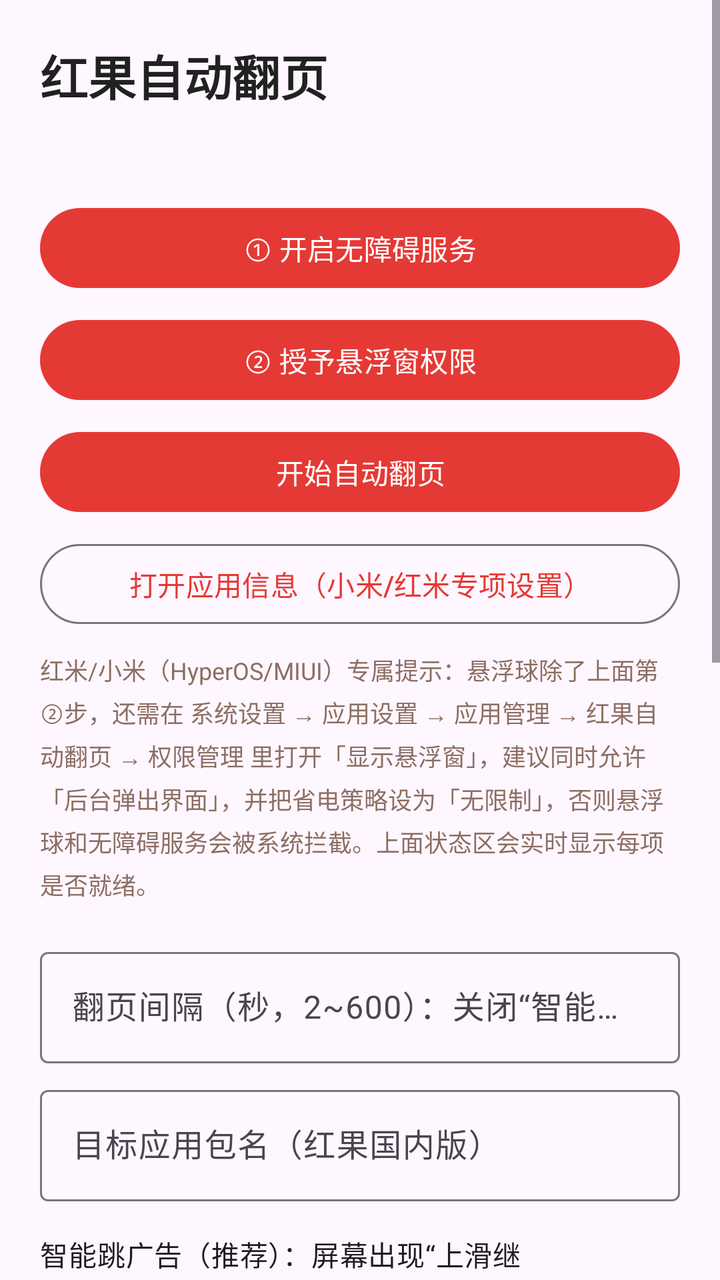
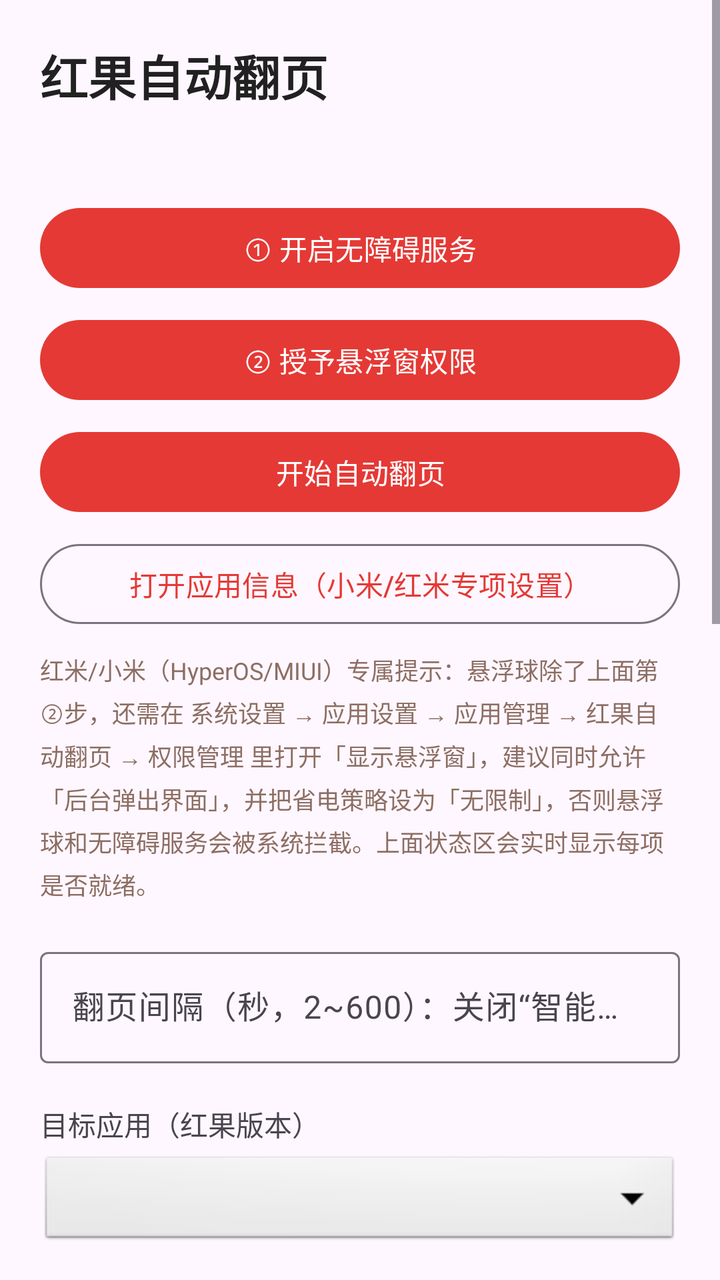

Compare the two renders of this Android layout. The source of the first and the diff that turns it into the second are given below.
<!-- AndroidManifest.xml: application theme Theme.Hongguo -->
<!-- res/layout/activity_main.xml -->
<?xml version="1.0" encoding="utf-8"?>
<ScrollView xmlns:android="http://schemas.android.com/apk/res/android"
    xmlns:app="http://schemas.android.com/apk/res-auto"
    android:layout_width="match_parent"
    android:layout_height="match_parent"
    android:fillViewport="true">

    <LinearLayout
        android:layout_width="match_parent"
        android:layout_height="wrap_content"
        android:orientation="vertical"
        android:padding="20dp">

        <TextView
            android:layout_width="wrap_content"
            android:layout_height="wrap_content"
            android:text="@string/app_name"
            android:textColor="#212121"
            android:textSize="24sp"
            android:textStyle="bold" />

        <TextView
            android:id="@+id/statusView"
            android:layout_width="match_parent"
            android:layout_height="wrap_content"
            android:layout_marginTop="10dp"
            android:lineSpacingExtra="4dp"
            android:textSize="14sp" />

        <Button
            android:id="@+id/btnAccessibility"
            android:layout_width="match_parent"
            android:layout_height="wrap_content"
            android:layout_marginTop="16dp"
            android:text="@string/btn_accessibility" />

        <Button
            android:id="@+id/btnOverlayPerm"
            android:layout_width="match_parent"
            android:layout_height="wrap_content"
            android:layout_marginTop="8dp"
            android:text="@string/btn_overlay_perm" />

        <Button
            android:id="@+id/btnToggle"
            android:layout_width="match_parent"
            android:layout_height="wrap_content"
            android:layout_marginTop="8dp"
            android:text="@string/btn_start" />

        <Button
            android:id="@+id/btnAppDetails"
            style="@style/Widget.Material3.Button.OutlinedButton"
            android:layout_width="match_parent"
            android:layout_height="wrap_content"
            android:layout_marginTop="8dp"
            android:text="@string/btn_app_details" />

        <TextView
            android:layout_width="match_parent"
            android:layout_height="wrap_content"
            android:layout_marginTop="10dp"
            android:lineSpacingExtra="4dp"
            android:text="@string/miui_hint"
            android:textColor="#8D6E63"
            android:textSize="12sp" />

        <com.google.android.material.textfield.TextInputLayout
            android:id="@+id/intervalLayout"
            android:layout_width="match_parent"
            android:layout_height="wrap_content"
            android:layout_marginTop="20dp"
            android:hint="@string/hint_interval">

            <com.google.android.material.textfield.TextInputEditText
                android:id="@+id/editInterval"
                android:layout_width="match_parent"
                android:layout_height="wrap_content"
                android:inputType="number"
                android:maxLength="4" />
        </com.google.android.material.textfield.TextInputLayout>

        <com.google.android.material.textfield.TextInputLayout
            android:layout_width="match_parent"
            android:layout_height="wrap_content"
            android:layout_marginTop="8dp"
            android:hint="@string/hint_package">

            <com.google.android.material.textfield.TextInputEditText
                android:id="@+id/editPackage"
                android:layout_width="match_parent"
                android:layout_height="wrap_content"
                android:inputType="text"
                android:maxLines="1" />
        </com.google.android.material.textfield.TextInputLayout>

        <com.google.android.material.materialswitch.MaterialSwitch
            android:id="@+id/switchSmartEnd"
            style="@style/Widget.Material3.CompoundButton.MaterialSwitch"
            android:layout_width="match_parent"
            android:layout_height="wrap_content"
            android:layout_marginTop="16dp"
            android:checked="true"
            app:showText="false"
            android:text="@string/switch_smart_end" />

        <com.google.android.material.materialswitch.MaterialSwitch
            android:id="@+id/switchOnlyTarget"
            style="@style/Widget.Material3.CompoundButton.MaterialSwitch"
            android:layout_width="match_parent"
            android:layout_height="wrap_content"
            android:layout_marginTop="4dp"
            android:checked="true"
            app:showText="false"
            android:text="@string/switch_only_target" />

        <com.google.android.material.materialswitch.MaterialSwitch
            android:id="@+id/switchJitter"
            style="@style/Widget.Material3.CompoundButton.MaterialSwitch"
            android:layout_width="match_parent"
            android:layout_height="wrap_content"
            android:layout_marginTop="4dp"
            android:checked="true"
            app:showText="false"
            android:text="@string/switch_jitter" />

        <com.google.android.material.materialswitch.MaterialSwitch
            android:id="@+id/switchOverlay"
            style="@style/Widget.Material3.CompoundButton.MaterialSwitch"
            android:layout_width="match_parent"
            android:layout_height="wrap_content"
            android:layout_marginTop="4dp"
            app:showText="false"
            android:text="@string/switch_overlay" />

        <Button
            android:id="@+id/btnTest"
            style="@style/Widget.Material3.Button.OutlinedButton"
            android:layout_width="match_parent"
            android:layout_height="wrap_content"
            android:layout_marginTop="20dp"
            android:text="@string/btn_test" />

        <Button
            android:id="@+id/btnDiagnose"
            style="@style/Widget.Material3.Button.OutlinedButton"
            android:layout_width="match_parent"
            android:layout_height="wrap_content"
            android:layout_marginTop="8dp"
            android:text="@string/btn_diagnose" />

        <TextView
            android:layout_width="match_parent"
            android:layout_height="wrap_content"
            android:layout_marginTop="24dp"
            android:lineSpacingExtra="4dp"
            android:text="@string/usage_hint"
            android:textColor="#757575"
            android:textSize="12sp" />

        <TextView
            android:layout_width="match_parent"
            android:layout_height="wrap_content"
            android:layout_marginTop="12dp"
            android:lineSpacingExtra="4dp"
            android:text="@string/disclaimer"
            android:textColor="#9E9E9E"
            android:textSize="11sp" />
    </LinearLayout>
</ScrollView>
<!-- resources referenced by this layout -->
<resources>
  <string name="app_name">红果自动翻页</string>
  <string name="btn_accessibility">① 开启无障碍服务</string>
  <string name="btn_app_details">打开应用信息（小米/红米专项设置）</string>
  <string name="btn_diagnose">诊断读屏（广告出现时点我，结果会弹窗）</string>
  <string name="btn_overlay_perm">② 授予悬浮窗权限</string>
  <string name="btn_start">开始自动翻页</string>
  <string name="btn_test">测试一次上滑</string>
  <string name="disclaimer">本应用仅通过系统无障碍服务模拟手势，不修改、不破解任何应用。自动化操作第三方应用可能违反其用户协议，由此产生的风险请自行评估；请勿用于刷量等违反平台规则的用途。</string>
  <string name="hint_interval">翻页间隔（秒，2~600）：关闭“智能跳广告”时使用</string>
  <string name="hint_package">目标应用包名（红果国内版）</string>
  <string name="miui_hint">红米/小米（HyperOS/MIUI）专属提示：悬浮球除了上面第②步，还需在 系统设置 → 应用设置 → 应用管理 → 红果自动翻页 → 权限管理 里打开「显示悬浮窗」，建议同时允许「后台弹出界面」，并把省电策略设为「无限制」，否则悬浮球和无障碍服务会被系统拦截。上面状态区会实时显示每项是否就绪。</string>
  <string name="switch_jitter">间隔加一点随机浮动（更自然）</string>
  <string name="switch_only_target">仅当目标应用在前台时才翻页</string>
  <string name="switch_overlay">显示悬浮球（点击开始/停止，长按隐藏）</string>
  <string name="switch_smart_end">智能跳广告（推荐）：屏幕出现“上滑继续观看短剧/剧集”提示即自动划走（直播/视频广告无广告标签、盖在剧集页上也照样跳）；关闭则按固定间隔翻页</string>
  <string name="usage_hint">使用方法：① 开启无障碍服务（悬浮球自动出现并自动开始）→ ② 打开红果短剧正常观看。剧集会由红果自动连播，本应用只要屏幕出现“上滑继续观看短剧/剧集”提示就自动上滑划走广告（横竖屏全屏通用，直播/视频类广告无广告标签、盖在剧集页上也照样能跳）。关闭“智能跳广告”则按下方间隔定时翻页。红果海外版请把包名改为 com.phoenix.read.oversea.gp。</string>
  <style name="Theme.Hongguo" parent="Theme.Material3.DayNight.NoActionBar">
          <item name="colorPrimary">@color/primary</item>
          <item name="colorOnPrimary">#FFFFFF</item>
          <item name="colorSecondary">@color/primary</item>
          <item name="android:statusBarColor">@color/primary_dark</item>
      </style>
  <color name="primary">#E53935</color>
  <color name="primary_dark">#C62828</color>
</resources>

<!-- the commit's change to res/layout/activity_main.xml (unified diff, before → after) -->
@@ -80,19 +80,20 @@
                 android:maxLength="4" />
         </com.google.android.material.textfield.TextInputLayout>
 
-        <com.google.android.material.textfield.TextInputLayout
+        <TextView
             android:layout_width="match_parent"
             android:layout_height="wrap_content"
-            android:layout_marginTop="8dp"
-            android:hint="@string/hint_package">
+            android:layout_marginTop="20dp"
+            android:text="@string/label_package"
+            android:textSize="14sp" />
 
-            <com.google.android.material.textfield.TextInputEditText
-                android:id="@+id/editPackage"
-                android:layout_width="match_parent"
-                android:layout_height="wrap_content"
-                android:inputType="text"
-                android:maxLines="1" />
-        </com.google.android.material.textfield.TextInputLayout>
+        <Spinner
+            android:id="@+id/spinnerPackage"
+            android:layout_width="match_parent"
+            android:layout_height="wrap_content"
+            android:layout_marginTop="4dp"
+            android:background="@android:drawable/btn_dropdown"
+            android:padding="12dp" />
 
         <com.google.android.material.materialswitch.MaterialSwitch
             android:id="@+id/switchSmartEnd"
@@ -133,6 +134,15 @@
             app:showText="false"
             android:text="@string/switch_overlay" />
 
+        <com.google.android.material.materialswitch.MaterialSwitch
+            android:id="@+id/switchShowDetect"
+            style="@style/Widget.Material3.CompoundButton.MaterialSwitch"
+            android:layout_width="match_parent"
+            android:layout_height="wrap_content"
+            android:layout_marginTop="4dp"
+            app:showText="false"
+            android:text="@string/switch_show_detect" />
+
         <Button
             android:id="@+id/btnTest"
             style="@style/Widget.Material3.Button.OutlinedButton"
<!-- resource entries referenced after the edit -->
@@ -9,13 +9,14 @@
   <string name="btn_test">测试一次上滑</string>
   <string name="disclaimer">本应用仅通过系统无障碍服务模拟手势，不修改、不破解任何应用。自动化操作第三方应用可能违反其用户协议，由此产生的风险请自行评估；请勿用于刷量等违反平台规则的用途。</string>
   <string name="hint_interval">翻页间隔（秒，2~600）：关闭“智能跳广告”时使用</string>
-  <string name="hint_package">目标应用包名（红果国内版）</string>
+  <string name="label_package">目标应用（红果版本）</string>
   <string name="miui_hint">红米/小米（HyperOS/MIUI）专属提示：悬浮球除了上面第②步，还需在 系统设置 → 应用设置 → 应用管理 → 红果自动翻页 → 权限管理 里打开「显示悬浮窗」，建议同时允许「后台弹出界面」，并把省电策略设为「无限制」，否则悬浮球和无障碍服务会被系统拦截。上面状态区会实时显示每项是否就绪。</string>
   <string name="switch_jitter">间隔加一点随机浮动（更自然）</string>
   <string name="switch_only_target">仅当目标应用在前台时才翻页</string>
   <string name="switch_overlay">显示悬浮球（点击开始/停止，长按隐藏）</string>
+  <string name="switch_show_detect">悬浮窗显示“检测”按钮（点一下直接诊断读屏）</string>
   <string name="switch_smart_end">智能跳广告（推荐）：屏幕出现“上滑继续观看短剧/剧集”提示即自动划走（直播/视频广告无广告标签、盖在剧集页上也照样跳）；关闭则按固定间隔翻页</string>
-  <string name="usage_hint">使用方法：① 开启无障碍服务（悬浮球自动出现并自动开始）→ ② 打开红果短剧正常观看。剧集会由红果自动连播，本应用只要屏幕出现“上滑继续观看短剧/剧集”提示就自动上滑划走广告（横竖屏全屏通用，直播/视频类广告无广告标签、盖在剧集页上也照样能跳）。关闭“智能跳广告”则按下方间隔定时翻页。红果海外版请把包名改为 com.phoenix.read.oversea.gp。</string>
+  <string name="usage_hint">使用方法：① 开启无障碍服务（悬浮球自动出现并自动开始）→ ② 打开红果短剧正常观看。剧集会由红果自动连播，本应用只要屏幕出现“上滑继续观看短剧/剧集”提示就自动上滑划走广告（横竖屏全屏通用，直播/视频类广告无广告标签、盖在剧集页上也照样能跳）。关闭“智能跳广告”则按下方间隔定时翻页。海外版请在「目标应用（红果版本）」下拉里选“海外版”，不用手输。</string>
   <style name="Theme.Hongguo" parent="Theme.Material3.DayNight.NoActionBar">
           <item name="colorPrimary">@color/primary</item>
           <item name="colorOnPrimary">#FFFFFF</item>
